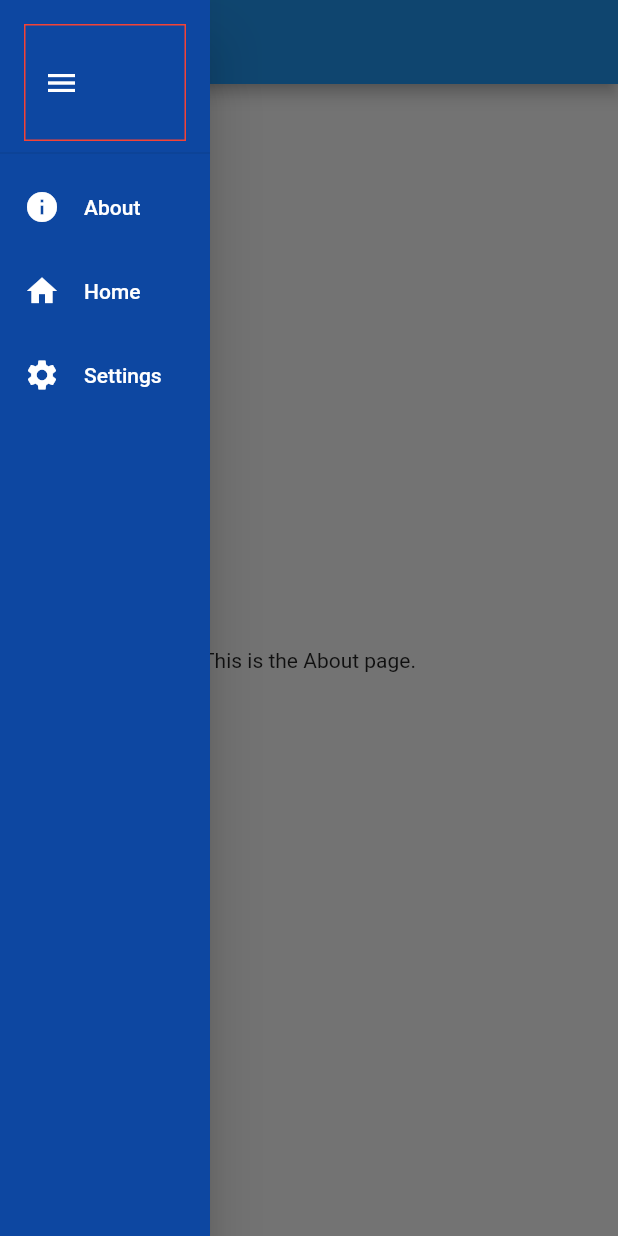
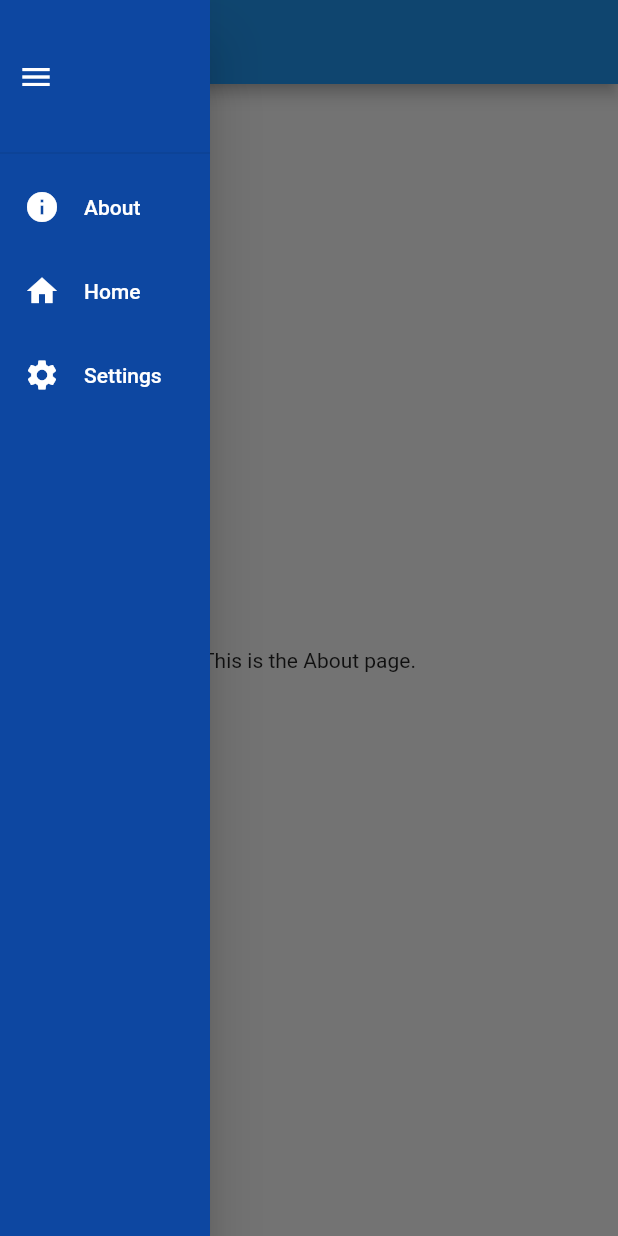
Before and after one commit to mvolkmann/flutter_drawer, a Flutter app: the screen it shows after launch, with the side drawer open, on a phone screen of 412 x 824 dp. Run offline on Flutter 3.47's test engine with Material 2 defaults, Android fonts, the phone set to English and light mode, and no system bars.

```diff
--- a/lib/drawer_scaffold.dart
+++ b/lib/drawer_scaffold.dart
@@ -67,8 +67,9 @@ class _DrawerScaffoldState extends State<DrawerScaffold> {
                     color: drawerFgColor,
                     icon: Icon(Icons.menu),
                     onPressed: () => Navigator.pop(context),
-                    padding: EdgeInsets.zero, // removes default padding
-                  ).align().border(),
+                  ).align(),
+                  padding: EdgeInsets.zero, // removes default padding
+                  // This size lines up the two hamburger icons perfectly.
                 ).size(width: 0, height: 110),
                 ...listTiles,
               ],
```
